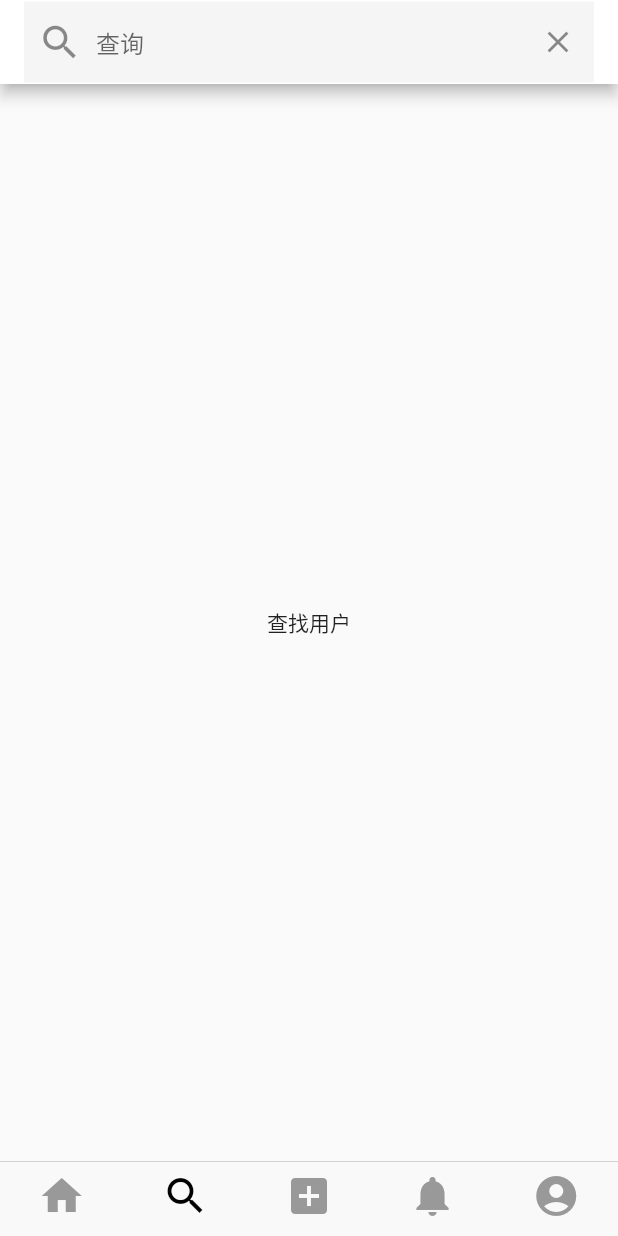
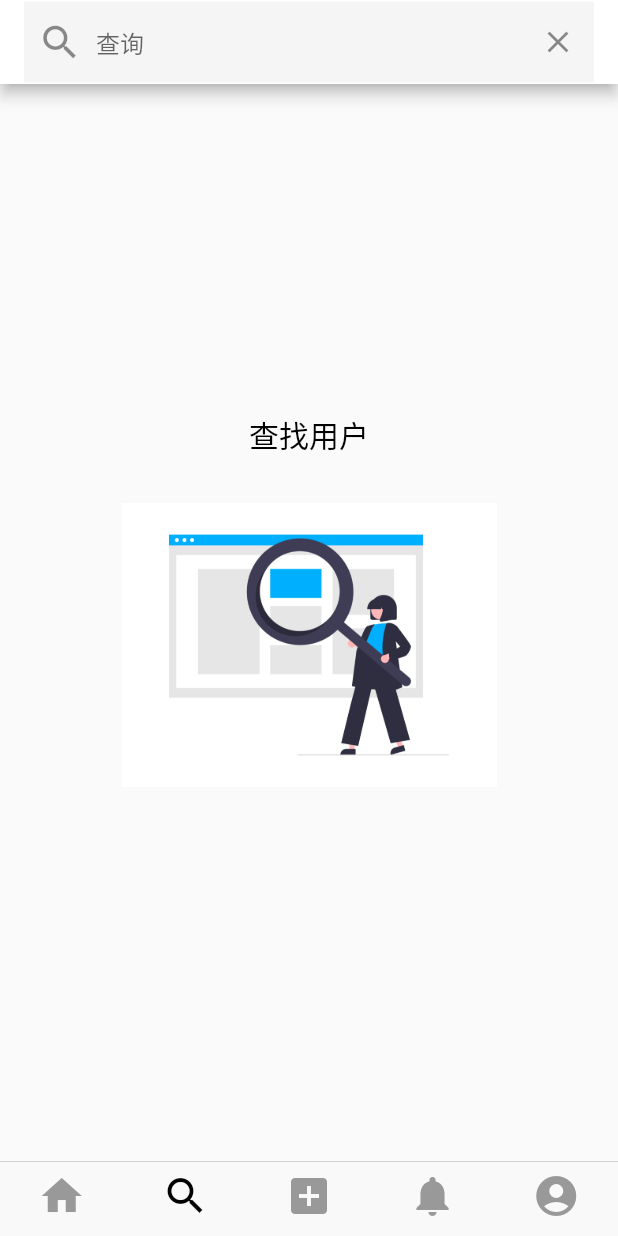
Before and after one commit to YuanRuQian/view, a Flutter app: the screen it shows once a user with an empty profile is signed in, swiped to page 2, on a phone screen of 412 x 824 dp. Run offline on Flutter 3.47's test engine with Material 2 defaults, Android fonts, the light colour scheme and no system bars; our stand-ins replace cached_network_image, cloud_firestore, firebase_auth, firebase_storage, flutter_image_compress, image_cropper and 1 more; missing offline and left inert: animator, photofilters; accounts and stored records are empty.

Commit message:
add search user photo

```diff
--- a/lib/ui/pages/profilePage.dart
+++ b/lib/ui/pages/profilePage.dart
@@ -163,7 +163,7 @@ class _ProfilePageState extends State<ProfilePage> {
             children: <Widget>[
               CircleAvatar(
                 radius: 50.0,
-                backgroundColor: Colors.grey,
+                backgroundColor: Colors.white,
                 backgroundImage: user.profileImageUrl.isEmpty
                     ? AssetImage('assets/images/user_placeholder.jpg')
                     : CachedNetworkImageProvider(user.profileImageUrl),
--- a/lib/ui/pages/searchPage.dart
+++ b/lib/ui/pages/searchPage.dart
@@ -99,7 +99,19 @@ class _SearchPageState extends State<SearchPage> {
       ),
       body: _users == null
           ? Center(
-              child: Text('查找用户'),
+              child: Column(
+                mainAxisAlignment: MainAxisAlignment.center,
+                crossAxisAlignment: CrossAxisAlignment.center,
+                children: <Widget>[
+                  Text('查找用户',
+                      style: TextStyle(fontSize: 20.0, color: Colors.black)),
+                  Image.asset(
+                    'assets/images/search_user.jpg',
+                    height: 250.0,
+                    width: 250.0,
+                  ),
+                ],
+              ),
             )
           : FutureBuilder(
               future: _users,
--- a/pubspec.yaml
+++ b/pubspec.yaml
@@ -61,6 +61,8 @@ dependencies:
   # Use with the CupertinoIcons class for iOS style icons.
   cupertino_icons: ^1.0.0
 
+  flutter_launcher_icons: ^0.8.1
+
 dev_dependencies:
   flutter_test:
     sdk: flutter
```
Also changed, not shown: assets/images/search_user.jpg (added), pubspec.lock.
